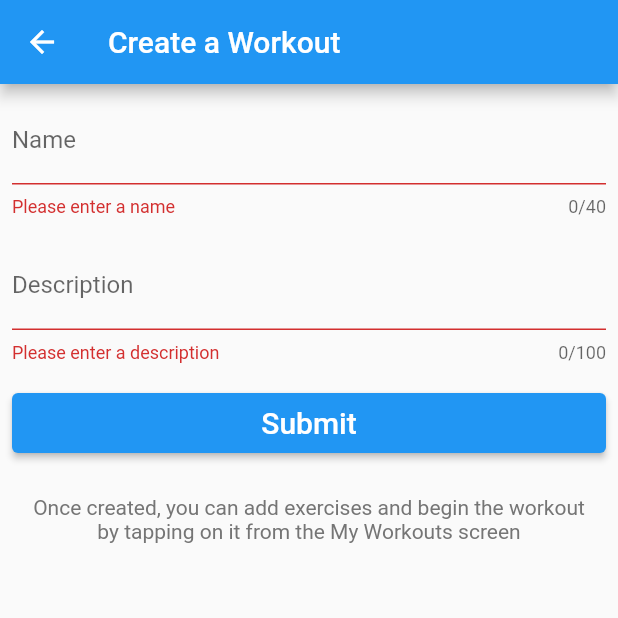
After one commit to gideonmay/CountDown-Hangboard-Timer, a Flutter app: the CreateWorkoutScreen screen opened directly, after a tap on "Submit", on a phone screen of 412 x 824 dp, the top half of it. The commit adds this screen. Run offline on Flutter 3.47's test engine with Material 2 defaults, Android fonts, the phone set to English and light mode, and no system bars; our stand-ins replace drift, flutter_spinbox, just_audio, shared_preferences, step_progress_indicator; accounts and stored records are empty; generated files the repository leaves out were written again.

Commit message:
Created a screen that allows user to create a new workout

```diff
--- a/lib/db/drift_database.dart
+++ b/lib/db/drift_database.dart
@@ -37,7 +37,8 @@ class Workouts extends Table {
   TextColumn get description => text().withLength(min: 1, max: 100)();
   DateTimeColumn get createdDate =>
       dateTime().withDefault(Constant(DateTime.now()))();
-  DateTimeColumn get lastUsedDate => dateTime().nullable()(); // Current timestamp
+  DateTimeColumn get lastUsedDate =>
+      dateTime().nullable()(); // Current timestamp
 }
 
 /// An intersection table that assignes a particular Grip to a Workout with a
@@ -60,6 +61,11 @@ class AppDatabase extends _$AppDatabase {
 
   /// Returns a stream of workouts any time the workouts table is changed
   Stream<List<Workout>> watchAllWorkouts() => select(workouts).watch();
+
+  /// Inserts a new workout in the database
+  Future<int> addWorkout(WorkoutsCompanion entry) {
+    return into(workouts).insert(entry);
+  }
 }
 
 LazyDatabase _openConnection() {
--- a/lib/main.dart
+++ b/lib/main.dart
@@ -3,10 +3,9 @@ import 'package:provider/provider.dart';
 import './db/drift_database.dart';
 import 'screens/settings_screen.dart';
 import 'screens/durations_picker_screen.dart';
-import 'screens/workout_screen.dart';
+import 'screens/my_workouts_screen.dart';
 
 void main() {
-  final database = AppDatabase();
   runApp(const App());
 }
 
@@ -17,7 +16,7 @@ class App extends StatelessWidget {
   Widget build(BuildContext context) {
     return Provider(
       create: (context) => AppDatabase(),
-      dispose:(context, db) => db.close(),
+      dispose: (context, db) => db.close(),
       child: MaterialApp(
           title: 'Flutter Demo',
           theme: ThemeData(
@@ -39,7 +38,7 @@ class _AppScaffoldState extends State<AppScaffold> {
   int _selectedIndex = 0;
 
   static const List<Widget> _screenOptions = <Widget>[
-    WorkoutScreen(),
+    MyWorkoutsScreen(),
     DurationsPickerScreen(),
     SettingsScreen()
   ];
--- /dev/null
+++ b/lib/screens/create_workout_screen.dart
@@ -0,0 +1,17 @@
+import 'package:flutter/material.dart';
+import '../widgets/create_workout_form.dart';
+
+/// Provides a layout with a form to allow users to create new workouts
+class CreateWorkoutScreen extends StatelessWidget {
+  const CreateWorkoutScreen({super.key});
+
+  @override
+  Widget build(BuildContext context) {
+    return Scaffold(
+      appBar: AppBar(
+        title: const Text('Create a Workout'),
+      ),
+      body: const CreateWorkoutForm(),
+    );
+  }
+}
--- a/lib/screens/workout_screen.dart
+++ b/lib/screens/my_workouts_screen.dart
@@ -1,15 +1,25 @@
 import 'package:countdown_app/db/drift_database.dart';
 import 'package:flutter/material.dart';
 import 'package:provider/provider.dart';
+import 'create_workout_screen.dart';
 
-class WorkoutScreen extends StatefulWidget {
-  const WorkoutScreen({super.key});
+/// A screen that lists all of the workouts available in the database
+class MyWorkoutsScreen extends StatefulWidget {
+  const MyWorkoutsScreen({super.key});
 
   @override
-  State<WorkoutScreen> createState() => _WorkoutScreenState();
+  State<MyWorkoutsScreen> createState() => _MyWorkoutsScreenState();
 }
 
-class _WorkoutScreenState extends State<WorkoutScreen> {
+class _MyWorkoutsScreenState extends State<MyWorkoutsScreen> {
+  /// Navigates to the countdown timer screen
+  static navigateToBuildWorkout(BuildContext context) {
+    Navigator.push(
+      context,
+      MaterialPageRoute(builder: (context) => const CreateWorkoutScreen()),
+    );
+  }
+
   /// Returns a ListView widget that lists each workout in the database. If the
   /// data changes, then a new widget is returned with fresh data.
   StreamBuilder<List<Workout>> _buildWorkoutList(BuildContext context) {
@@ -47,7 +57,9 @@ class _WorkoutScreenState extends State<WorkoutScreen> {
       ),
       body: _buildWorkoutList(context),
       floatingActionButton: FloatingActionButton(
-        onPressed: () {},
+        onPressed: () {
+          navigateToBuildWorkout(context);
+        },
         tooltip: 'Add Workout',
         child: const Icon(Icons.add),
       ),
--- /dev/null
+++ b/lib/widgets/create_workout_form.dart
@@ -0,0 +1,95 @@
+import 'package:flutter/material.dart';
+import 'package:provider/provider.dart';
+import '../db/drift_database.dart';
+
+/// Provides a form to allow users to create a new workout. Once created, the
+/// user is navigated back to the My Workouts page.
+class CreateWorkoutForm extends StatefulWidget {
+  const CreateWorkoutForm({super.key});
+
+  @override
+  State<CreateWorkoutForm> createState() => _CreateWorkoutFormState();
+}
+
+class _CreateWorkoutFormState extends State<CreateWorkoutForm> {
+  final _formKey = GlobalKey<FormState>();
+  String? _workoutName;
+  String? _workoutDescription;
+
+  Widget submitButton(BuildContext context) {
+    final db = Provider.of<AppDatabase>(context);
+
+    return Padding(
+      padding: const EdgeInsets.all(8.0),
+      child: ElevatedButton(
+          style: ElevatedButton.styleFrom(
+              backgroundColor: Theme.of(context).colorScheme.primary,
+              minimumSize: const Size.fromHeight(40)),
+          onPressed: () async {
+            if (_formKey.currentState!.validate()) {
+              _formKey.currentState!.save();
+              await db.addWorkout(WorkoutsCompanion.insert(
+                  name: _workoutName!, description: _workoutDescription!));
+
+              // Navigate back to My Workouts page
+              if (context.mounted) {
+                Navigator.pop(context);
+              }
+            }
+          },
+          child: const Text('Submit', style: TextStyle(fontSize: 20.0))),
+    );
+  }
+
+  @override
+  Widget build(BuildContext context) {
+    return Form(
+      key: _formKey,
+      child: Column(
+        children: [
+          Padding(
+            padding: const EdgeInsets.all(8.0),
+            child: TextFormField(
+              decoration: const InputDecoration(labelText: 'Name'),
+              maxLength: 40,
+              onSaved: (newValue) {
+                _workoutName = newValue;
+              },
+              validator: (value) {
+                if (value == null || value.isEmpty) {
+                  return 'Please enter a name';
+                }
+                return null;
+              },
+            ),
+          ),
+          Padding(
+            padding: const EdgeInsets.all(8.0),
+            child: TextFormField(
+              decoration: const InputDecoration(labelText: 'Description'),
+              maxLength: 100,
+              onSaved: (newValue) {
+                _workoutDescription = newValue;
+              },
+              validator: (value) {
+                if (value == null || value.isEmpty) {
+                  return 'Please enter a description';
+                }
+                return null;
+              },
+            ),
+          ),
+          submitButton(context),
+          Padding(
+            padding: const EdgeInsets.all(16.0),
+            child: Text(
+              'Once created, you can add exercises and begin the workout by tapping on it from the My Workouts screen',
+              style: TextStyle(color: Colors.grey.shade600),
+              textAlign: TextAlign.center,
+            ),
+          ),
+        ],
+      ),
+    );
+  }
+}
```
